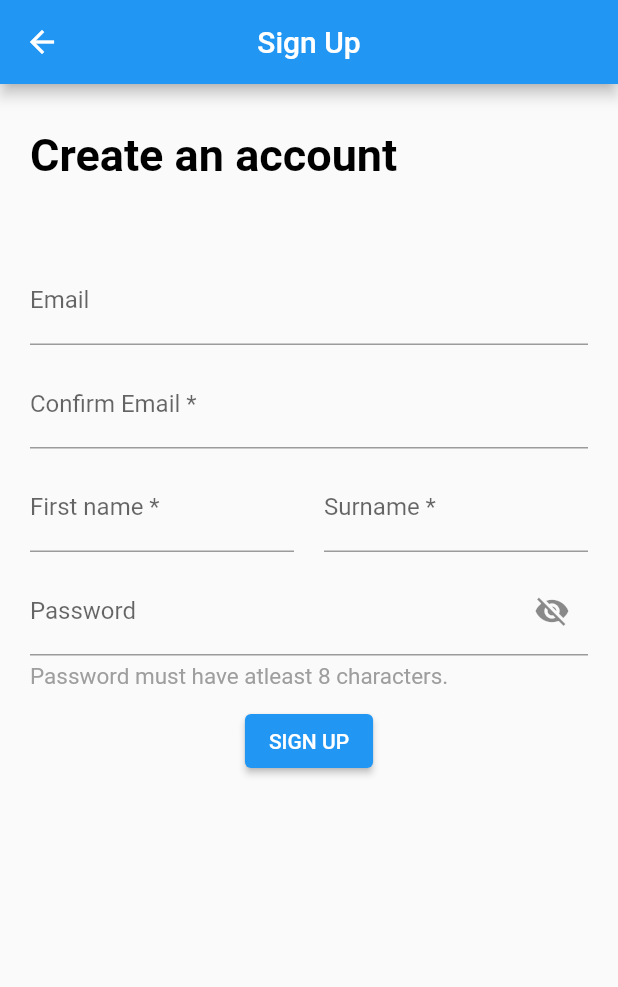
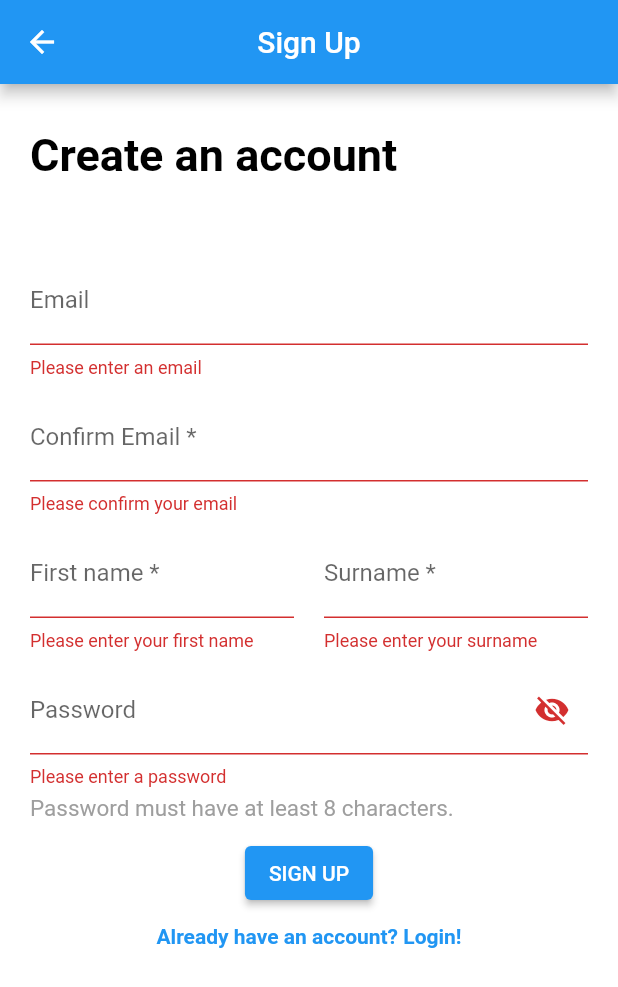
Before and after one commit to Yosef-Adel/SW-MOBILE-project, a Flutter app: the SignupScreen screen opened by its route, after a tap on "SIGN UP", on a phone screen of 412 x 824 dp. Shown: the top 987 px of the screen. Run offline on Flutter 3.47's test engine with Material 2 defaults, Android fonts, the phone set to English and light mode, and no system bars; our stand-ins replace google_sign_in; missing offline and left inert: flutter_facebook_auth, material_color_generator.

Commit message:
Added validations to signup form
-implemented validation on all login and signup form inputs to make sure they are not empty and of required type
-implemented validation on email input format and password length

```diff
--- a/lib/screens/signup_screen.dart
+++ b/lib/screens/signup_screen.dart
@@ -1,7 +1,8 @@
 // ignore_for_file: prefer_const_constructors
 
 import 'package:flutter/material.dart';
-//import 'login_screen.dart';
+import 'login_screen.dart';
+import 'tabs_screen.dart';
 
 // ignore: use_key_in_widget_constructors
 class SignupScreen extends StatefulWidget {
@@ -19,16 +20,33 @@ class _SignupScreenState extends State<SignupScreen> {
   final TextEditingController _confirmEmailController = TextEditingController();
   final TextEditingController _passwordController = TextEditingController();
   bool _isPasswordHidden = true; // added variable to track password visibility
+  final _formKey = GlobalKey<FormState>();
+
+  //Email validation function (to check that it's not empty and in the right format)
+  String? emailValidator(String? value) {
+    if (value == null || value.isEmpty) {
+      return 'Please enter an email';
+    }
+    final emailRegex = RegExp(r'^[\w-\.]+@([\w-]+\.)+[\w-]{2,4}$');
+    if (!emailRegex.hasMatch(value)) {
+      return 'Please enter a valid email';
+    }
+    return null;
+  }
 
   @override
   Widget build(BuildContext context) {
     return Scaffold(
+      backgroundColor: Colors.white,
       appBar: AppBar(
         title: Text('Sign Up'),
         centerTitle: true,
       ),
-      body: Container(
+      body: SingleChildScrollView(
+        child: Container(
           padding: EdgeInsets.all(20),
+          child: Form(
+            key: _formKey,
             child: Column(
               mainAxisAlignment: MainAxisAlignment.start,
               crossAxisAlignment: CrossAxisAlignment.center,
@@ -48,20 +66,30 @@ class _SignupScreenState extends State<SignupScreen> {
                 ),
 
                 //Email text field
-            TextField(
+                TextFormField(
                   controller: _emailController,
                   decoration: InputDecoration(
                     labelText: 'Email',
                   ),
+                  validator: emailValidator,
                 ),
                 SizedBox(height: 10),
 
                 //Confirm email text field
-            TextField(
+                TextFormField(
                   controller: _confirmEmailController,
                   decoration: InputDecoration(
                     labelText: 'Confirm Email *',
                   ),
+                  validator: (value) {
+                    if (value == null || value.isEmpty) {
+                      return 'Please confirm your email';
+                    }
+                    if (value != _emailController.text) {
+                      return 'Emails do not match';
+                    }
+                    return null;
+                  },
                 ),
                 SizedBox(height: 10),
 
@@ -69,20 +97,38 @@ class _SignupScreenState extends State<SignupScreen> {
                 Row(
                   children: [
                     Expanded(
-                  child: TextField(
+                      child: TextFormField(
                         controller: _firstNameController,
                         decoration: InputDecoration(
                           labelText: 'First name *',
                         ),
+                        validator: (value) {
+                          if (value == null || value.isEmpty) {
+                            return 'Please enter your first name';
+                          }
+                          if (value.length < 2 || value.length > 20) {
+                            return 'First name should be between 2 and 20 characters';
+                          }
+                          return null;
+                        },
                       ),
                     ),
                     SizedBox(width: 20),
                     Expanded(
-                  child: TextField(
+                      child: TextFormField(
                         controller: _surNameController,
                         decoration: InputDecoration(
                           labelText: 'Surname *',
                         ),
+                        validator: (value) {
+                          if (value == null || value.isEmpty) {
+                            return 'Please enter your surname';
+                          }
+                          if (value.length < 2 || value.length > 15) {
+                            return 'Surname should be between 2 and 20 characters';
+                          }
+                          return null;
+                        },
                       ),
                     ),
                   ],
@@ -90,13 +136,24 @@ class _SignupScreenState extends State<SignupScreen> {
                 SizedBox(height: 10),
 
                 //Password text field
-            TextField(
+                TextFormField(
                   controller: _passwordController,
+                  validator: (value) {
+                    if (value!.isEmpty) {
+                      return 'Please enter a password';
+                    }
+                    if (value.length < 8) {
+                      return 'Password must be at least 8 characters long';
+                    }
+                    return null;
+                  },
                   decoration: InputDecoration(
                     labelText: 'Password',
                     suffixIcon: IconButton(
                       icon: Icon(
-                    _isPasswordHidden ? Icons.visibility_off : Icons.visibility,
+                        _isPasswordHidden
+                            ? Icons.visibility_off
+                            : Icons.visibility,
                       ),
                       onPressed: () {
                         setState(() {
@@ -112,7 +169,7 @@ class _SignupScreenState extends State<SignupScreen> {
                 Container(
                   alignment: Alignment.centerLeft,
                   child: Text(
-                'Password must have atleast 8 characters.',
+                    'Password must have at least 8 characters.',
                     style: TextStyle(
                       color: Colors.grey,
                       fontSize: 15,
@@ -124,11 +181,11 @@ class _SignupScreenState extends State<SignupScreen> {
                 //Sign Up Button
                 ElevatedButton(
                   onPressed: () {
-                if (_emailController.text != _confirmEmailController.text) {
-                  ScaffoldMessenger.of(context).showSnackBar(
-                    SnackBar(
-                      content: Text("Emails don't match"),
-                      backgroundColor: Colors.red,
+                    if (_formKey.currentState!.validate()) {
+                      Navigator.push(
+                        context,
+                        MaterialPageRoute(
+                          builder: (context) => TabsScreen(),
                         ),
                       );
                     } else {
@@ -141,18 +198,20 @@ class _SignupScreenState extends State<SignupScreen> {
 
                 //Already have an account? Login! Gesture
                 //Loads us to login screen
-            // GestureDetector(
-            //   onTap: () =>
-            //       Navigator.of(context).pushNamed(LoginScreen.routeName),
-            //   child: Text(
-            //     'Already have an account? Login!',
-            //     style: TextStyle(
-            //       color: Colors.blue,
-            //       fontWeight: FontWeight.bold,
-            //     ),
-            //   ),
-            // ),
+                GestureDetector(
+                  onTap: () =>
+                      Navigator.of(context).pushNamed(LoginScreen.routeName),
+                  child: Text(
+                    'Already have an account? Login!',
+                    style: TextStyle(
+                      color: Colors.blue,
+                      fontWeight: FontWeight.bold,
+                    ),
+                  ),
+                ),
               ],
+            ),
+          ),
         ),
       ),
     );
```
Also changed, not shown: lib/screens/login_screen.dart (+238 -169 lines). Lines whose indentation alone changed are shown as unchanged.
